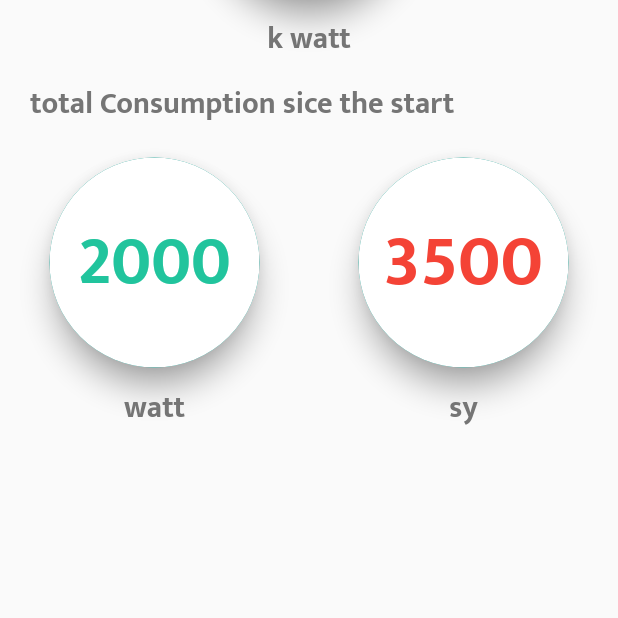
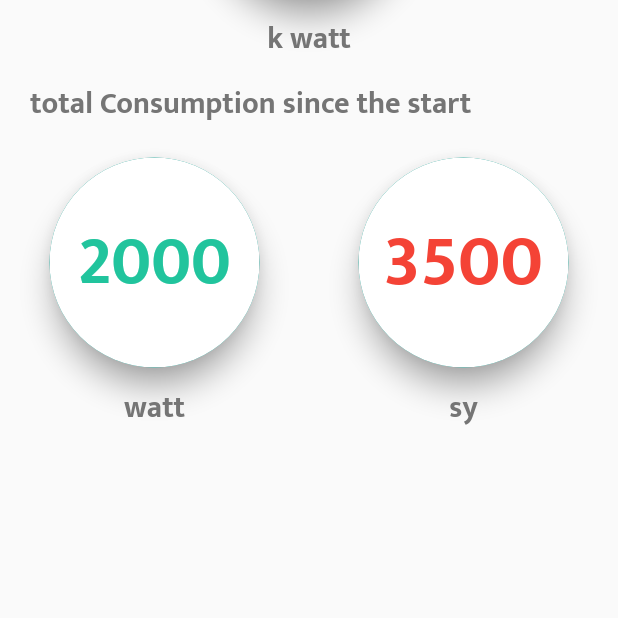
Before and after one commit to yusraalabbar1/Electricity, a Flutter app: the ElectricConsumMonitor screen opened by its route, on a phone screen of 412 x 824 dp, the part 405-1023 px from its top. Run offline on Flutter 3.47's test engine with Material 2 defaults, Android fonts, the light colour scheme and no system bars; our stand-ins replace awesome_dialog, charts_flutter, cloud_firestore, firebase_auth, firebase_core, flutter_custom_clippers and 2 more; accounts and stored records are empty.

Commit message:
first commit

```diff
--- a/lib/view/mainPage/consumptionMain/Electric_consum_monitor.dart
+++ b/lib/view/mainPage/consumptionMain/Electric_consum_monitor.dart
@@ -30,7 +30,6 @@ class _ElectricConsumMonitorState extends State<ElectricConsumMonitor> {
         ),
       ),
       body: Column(
-        // mainAxisAlignment: MainAxisAlignment.center,
         children: [
           Container(
               alignment: Alignment.topLeft,
@@ -72,7 +71,7 @@ class _ElectricConsumMonitorState extends State<ElectricConsumMonitor> {
             alignment: Alignment.topLeft,
             margin: EdgeInsets.only(left: 20, right: 20, bottom: 20),
             child: Text(
-              "total Consumption sice the start",
+              "total Consumption since the start",
               style: Theme.of(context).textTheme.headline6,
             ),
           ),
--- a/lib/view/mainPage/setting/setting.dart
+++ b/lib/view/mainPage/setting/setting.dart
@@ -30,7 +30,6 @@ class _sittingState extends State<sitting> {
             trailing: Image.asset("images/setting.PNG"),
             leading: Icon(Icons.settings),
             onTap: () {
-              // Navigator.of(context).pushNamed("dialog");
               _showMyDialog();
             },
           )),
--- a/pubspec.yaml
+++ b/pubspec.yaml
@@ -36,7 +36,7 @@ dependencies:
   cloud_firestore: ^3.1.5
   flutter_custom_clippers: ^2.0.0
   ff_navigation_bar: ^0.1.5
-  charts_flutter: ^0.11.0
+  charts_flutter: ^0.12.0
   simple_animations: ^3.2.0
   sa_v1_migration: ^1.1.2
   firestore_search: ^0.1.9
```
Also changed, not shown: lib/view/mainPage/Home_page.dart (+0 -13 lines), pubspec.lock.
